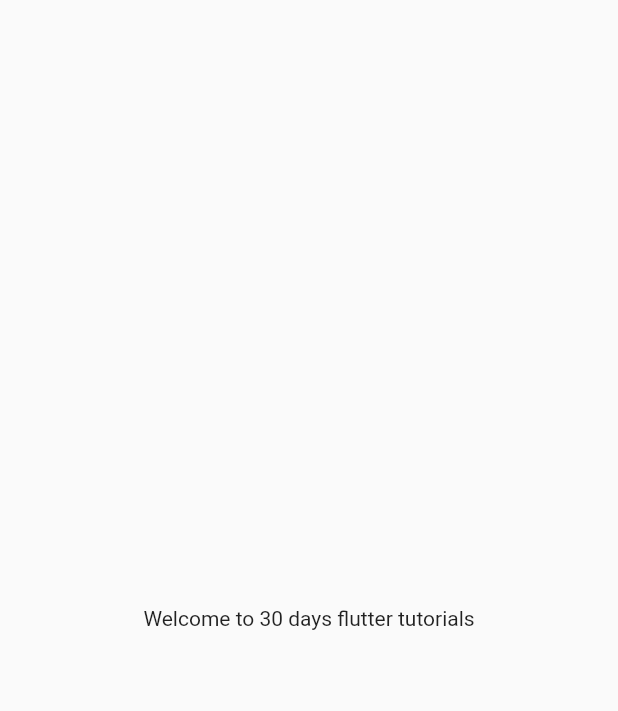
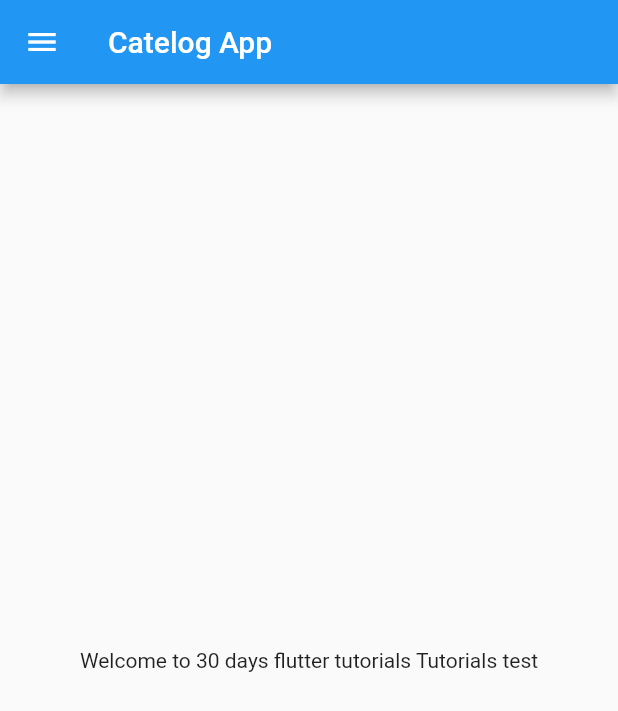
Before and after one commit to aditya002ai/30daysOfFlutter, a Flutter app: the screen it shows after launch, on a phone screen of 412 x 824 dp. Shown: the top 711 px of the screen. Run offline on Flutter 3.47's test engine with Material 2 defaults, Android fonts, the phone set to English and light mode, and no system bars.

Commit message:
Day 2 completed

```diff
--- /dev/null
+++ b/lib/home_page.dart
@@ -0,0 +1,27 @@
+import 'package:flutter/material.dart';
+
+class HomePage extends StatelessWidget {
+  const HomePage({Key? key}) : super(key: key);
+
+  @override
+  Widget build(BuildContext context) {
+    int days = 30;
+    String value = "Tutorials test";
+    double pi = 3.14;
+    bool isMale = true;
+    num temp = 30.1; // it accepts both integers and double values.
+    var allValues = 'Hello'; // it accepts all typles of value.
+    const piValue = 3.14;
+    return Scaffold(
+      appBar: AppBar(
+        title: Text('Catelog App'),
+      ),
+      body: Center(
+        child: Container(
+          child: Text('Welcome to $days days flutter tutorials $value'),
+        ),
+      ),
+      drawer: Drawer(),
+    );
+  }
+}
--- a/lib/main.dart
+++ b/lib/main.dart
@@ -1,4 +1,5 @@
 import 'package:flutter/material.dart';
+import 'package:flutter_catelog/home_page.dart';
 
 void main() {
   runApp(MyApp());
@@ -9,14 +10,6 @@ class MyApp extends StatelessWidget {
 
   @override
   Widget build(BuildContext context) {
-    return MaterialApp(
-      home: Material(
-        child: Center(
-          child: Container(
-            child: Text('Welcome to 30 days flutter tutorials'),
-          ),
-        ),
-      ),
-    );
+    return MaterialApp(home: HomePage());
   }
 }
```
